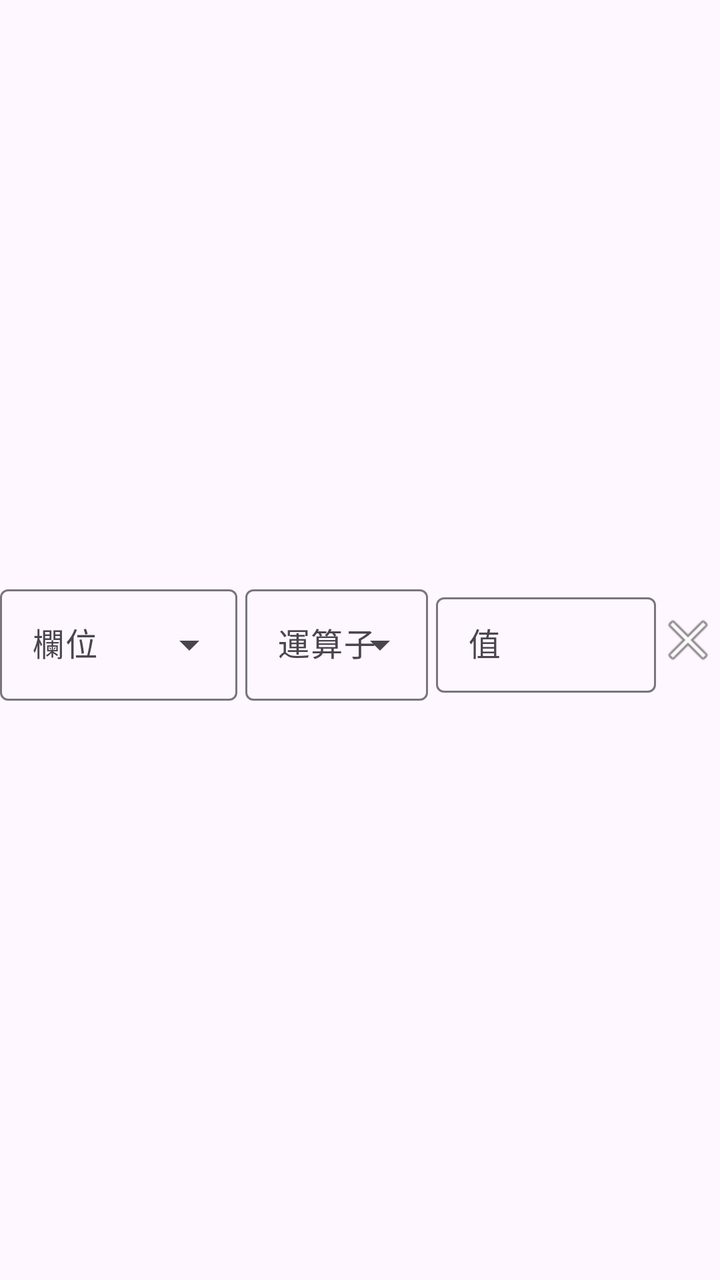
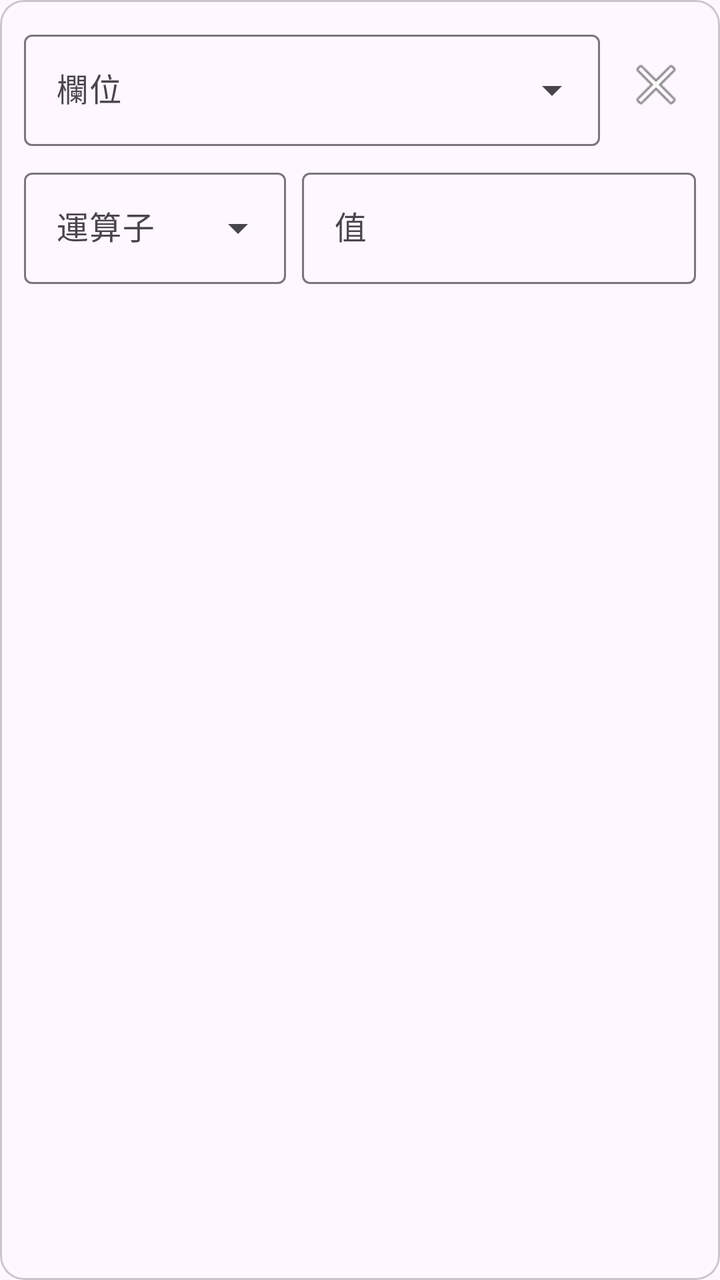

The first picture is an Android layout as it rendered before a commit; the second is the same layout after the commit. The layout source and the unified diff follow.
<!-- AndroidManifest.xml: application theme Theme.NotificationMaster -->
<!-- res/layout/item_filter_predicate.xml -->
<?xml version="1.0" encoding="utf-8"?>
<LinearLayout
    xmlns:android="http://schemas.android.com/apk/res/android"
    xmlns:app="http://schemas.android.com/apk/res-auto"
    android:layout_width="match_parent"
    android:layout_height="wrap_content"
    android:orientation="horizontal"
    android:layout_marginTop="4dp"
    android:gravity="center_vertical">

    <com.google.android.material.textfield.TextInputLayout
        android:id="@+id/layout_field"
        android:layout_width="0dp"
        android:layout_weight="1.3"
        android:layout_height="wrap_content"
        android:hint="@string/filter_editor_condition_field"
        style="@style/Widget.Material3.TextInputLayout.OutlinedBox.ExposedDropdownMenu">

        <com.google.android.material.textfield.MaterialAutoCompleteTextView
            android:id="@+id/dropdown_field"
            android:layout_width="match_parent"
            android:layout_height="wrap_content"
            android:inputType="none"
            android:focusable="false"/>

    </com.google.android.material.textfield.TextInputLayout>

    <com.google.android.material.textfield.TextInputLayout
        android:id="@+id/layout_op"
        android:layout_width="0dp"
        android:layout_weight="1"
        android:layout_height="wrap_content"
        android:layout_marginStart="4dp"
        android:hint="@string/filter_editor_condition_op"
        style="@style/Widget.Material3.TextInputLayout.OutlinedBox.ExposedDropdownMenu">

        <com.google.android.material.textfield.MaterialAutoCompleteTextView
            android:id="@+id/dropdown_op"
            android:layout_width="match_parent"
            android:layout_height="wrap_content"
            android:inputType="none"
            android:focusable="false"/>

    </com.google.android.material.textfield.TextInputLayout>

    <com.google.android.material.textfield.TextInputLayout
        android:id="@+id/layout_value"
        android:layout_width="0dp"
        android:layout_weight="1.2"
        android:layout_height="wrap_content"
        android:layout_marginStart="4dp"
        android:hint="@string/filter_editor_condition_value"
        style="@style/Widget.Material3.TextInputLayout.OutlinedBox.Dense">

        <com.google.android.material.textfield.TextInputEditText
            android:id="@+id/edit_value"
            android:layout_width="match_parent"
            android:layout_height="wrap_content"
            android:inputType="text"
            android:maxLines="1"/>

    </com.google.android.material.textfield.TextInputLayout>

    <ImageButton
        android:id="@+id/btn_remove"
        android:layout_width="32dp"
        android:layout_height="32dp"
        android:src="@android:drawable/ic_menu_close_clear_cancel"
        android:background="?attr/selectableItemBackgroundBorderless"
        android:contentDescription="@string/preset_action_delete"/>

</LinearLayout>
<!-- resources referenced by this layout -->
<resources>
  <string name="filter_editor_condition_field">欄位</string>
  <string name="filter_editor_condition_op">運算子</string>
  <string name="filter_editor_condition_value">值</string>
  <string name="preset_action_delete">刪除</string>
  <style name="Theme.NotificationMaster" parent="Theme.Material3.DayNight.NoActionBar">
          
          <item name="colorPrimary">@color/primary</item>
          <item name="colorPrimaryVariant">@color/primary_dark</item>
          <item name="colorOnPrimary">@color/white</item>
  
          
          <item name="colorSecondary">@color/secondary</item>
          <item name="colorSecondaryVariant">@color/secondary_dark</item>
          <item name="colorOnSecondary">@color/black</item>
  
          
          <item name="android:statusBarColor">?attr/colorPrimaryVariant</item>
  
          
      </style>
  <color name="primary">#1976D2</color>
  <color name="primary_dark">#1565C0</color>
  <color name="white">#FFFFFF</color>
  <color name="secondary">#FF9800</color>
  <color name="secondary_dark">#F57C00</color>
  <color name="black">#000000</color>
</resources>

<!-- the commit's change to res/layout/item_filter_predicate.xml (unified diff, before → after) -->
@@ -1,72 +1,100 @@
 <?xml version="1.0" encoding="utf-8"?>
-<LinearLayout
+<com.google.android.material.card.MaterialCardView
     xmlns:android="http://schemas.android.com/apk/res/android"
     xmlns:app="http://schemas.android.com/apk/res-auto"
     android:layout_width="match_parent"
     android:layout_height="wrap_content"
-    android:orientation="horizontal"
-    android:layout_marginTop="4dp"
-    android:gravity="center_vertical">
+    android:layout_marginTop="8dp"
+    app:cardElevation="0dp"
+    app:strokeWidth="1dp"
+    app:strokeColor="?attr/colorOutlineVariant"
+    app:contentPadding="12dp">
 
-    <com.google.android.material.textfield.TextInputLayout
-        android:id="@+id/layout_field"
-        android:layout_width="0dp"
-        android:layout_weight="1.3"
+    <LinearLayout
+        android:layout_width="match_parent"
         android:layout_height="wrap_content"
-        android:hint="@string/filter_editor_condition_field"
-        style="@style/Widget.Material3.TextInputLayout.OutlinedBox.ExposedDropdownMenu">
+        android:orientation="vertical">
 
-        <com.google.android.material.textfield.MaterialAutoCompleteTextView
-            android:id="@+id/dropdown_field"
+        
+        <LinearLayout
             android:layout_width="match_parent"
             android:layout_height="wrap_content"
-            android:inputType="none"
-            android:focusable="false"/>
+            android:orientation="horizontal"
+            android:gravity="center_vertical">
 
-    </com.google.android.material.textfield.TextInputLayout>
+            <com.google.android.material.textfield.TextInputLayout
+                android:id="@+id/layout_field"
+                android:layout_width="0dp"
+                android:layout_weight="1"
+                android:layout_height="wrap_content"
+                android:hint="@string/filter_editor_condition_field"
+                style="@style/Widget.Material3.TextInputLayout.OutlinedBox.ExposedDropdownMenu">
 
-    <com.google.android.material.textfield.TextInputLayout
-        android:id="@+id/layout_op"
-        android:layout_width="0dp"
-        android:layout_weight="1"
-        android:layout_height="wrap_content"
-        android:layout_marginStart="4dp"
-        android:hint="@string/filter_editor_condition_op"
-        style="@style/Widget.Material3.TextInputLayout.OutlinedBox.ExposedDropdownMenu">
+                <com.google.android.material.textfield.MaterialAutoCompleteTextView
+                    android:id="@+id/dropdown_field"
+                    android:layout_width="match_parent"
+                    android:layout_height="wrap_content"
+                    android:inputType="none"
+                    android:focusable="false"/>
 
-        <com.google.android.material.textfield.MaterialAutoCompleteTextView
-            android:id="@+id/dropdown_op"
+            </com.google.android.material.textfield.TextInputLayout>
+
+            <ImageButton
+                android:id="@+id/btn_remove"
+                android:layout_width="40dp"
+                android:layout_height="40dp"
+                android:layout_marginStart="8dp"
+                android:src="@android:drawable/ic_menu_close_clear_cancel"
+                android:background="?attr/selectableItemBackgroundBorderless"
+                android:contentDescription="@string/preset_action_delete"/>
+
+        </LinearLayout>
+
+        
+        <LinearLayout
             android:layout_width="match_parent"
             android:layout_height="wrap_content"
-            android:inputType="none"
-            android:focusable="false"/>
+            android:layout_marginTop="8dp"
+            android:orientation="horizontal"
+            android:baselineAligned="false">
 
-    </com.google.android.material.textfield.TextInputLayout>
+            <com.google.android.material.textfield.TextInputLayout
+                android:id="@+id/layout_op"
+                android:layout_width="0dp"
+                android:layout_weight="1"
+                android:layout_height="wrap_content"
+                android:hint="@string/filter_editor_condition_op"
+                style="@style/Widget.Material3.TextInputLayout.OutlinedBox.ExposedDropdownMenu">
 
-    <com.google.android.material.textfield.TextInputLayout
-        android:id="@+id/layout_value"
-        android:layout_width="0dp"
-        android:layout_weight="1.2"
-        android:layout_height="wrap_content"
-        android:layout_marginStart="4dp"
-        android:hint="@string/filter_editor_condition_value"
-        style="@style/Widget.Material3.TextInputLayout.OutlinedBox.Dense">
+                <com.google.android.material.textfield.MaterialAutoCompleteTextView
+                    android:id="@+id/dropdown_op"
+                    android:layout_width="match_parent"
+                    android:layout_height="wrap_content"
+                    android:inputType="none"
+                    android:focusable="false"/>
 
-        <com.google.android.material.textfield.TextInputEditText
-            android:id="@+id/edit_value"
-            android:layout_width="match_parent"
-            android:layout_height="wrap_content"
-            android:inputType="text"
-            android:maxLines="1"/>
+            </com.google.android.material.textfield.TextInputLayout>
 
-    </com.google.android.material.textfield.TextInputLayout>
+            <com.google.android.material.textfield.TextInputLayout
+                android:id="@+id/layout_value"
+                android:layout_width="0dp"
+                android:layout_weight="1.5"
+                android:layout_height="wrap_content"
+                android:layout_marginStart="8dp"
+                android:hint="@string/filter_editor_condition_value"
+                style="@style/Widget.Material3.TextInputLayout.OutlinedBox">
 
-    <ImageButton
-        android:id="@+id/btn_remove"
-        android:layout_width="32dp"
-        android:layout_height="32dp"
-        android:src="@android:drawable/ic_menu_close_clear_cancel"
-        android:background="?attr/selectableItemBackgroundBorderless"
-        android:contentDescription="@string/preset_action_delete"/>
+                <com.google.android.material.textfield.TextInputEditText
+                    android:id="@+id/edit_value"
+                    android:layout_width="match_parent"
+                    android:layout_height="wrap_content"
+                    android:inputType="text"
+                    android:maxLines="1"/>
 
-</LinearLayout>
+            </com.google.android.material.textfield.TextInputLayout>
+
+        </LinearLayout>
+
+    </LinearLayout>
+
+</com.google.android.material.card.MaterialCardView>
